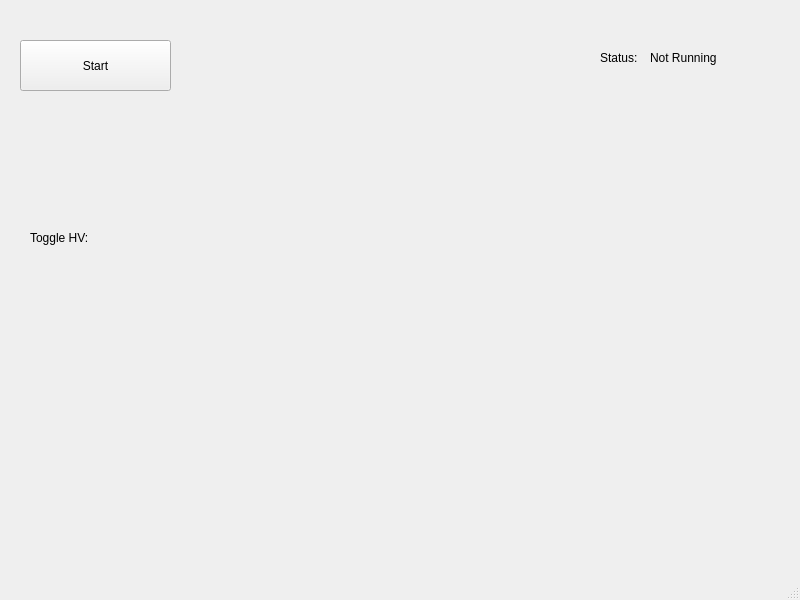
Old version of the form mainwindow.ui in the repository marcodeltutto/SBNDPurityMonitorDAQ.
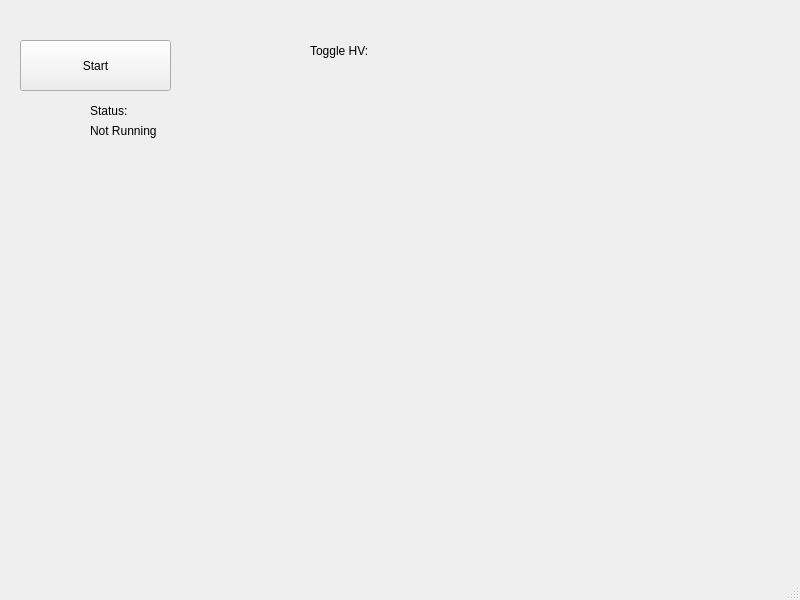
New version of the form. Icons and pictures are not drawn. Custom widgets are drawn as their Qt base class.

The edit to the form file:
```diff
--- a/mainwindow.ui
+++ b/mainwindow.ui
@@ -30,10 +30,10 @@
    <widget class="QLabel" name="_run_status_label">
     <property name="geometry">
      <rect>
-      <x>650</x>
-      <y>50</y>
+      <x>90</x>
+      <y>120</y>
       <width>101</width>
-      <height>16</height>
+      <height>21</height>
      </rect>
     </property>
     <property name="text">
@@ -43,10 +43,10 @@
    <widget class="QLabel" name="_run_label">
     <property name="geometry">
      <rect>
-      <x>600</x>
-      <y>50</y>
+      <x>90</x>
+      <y>100</y>
       <width>51</width>
-      <height>16</height>
+      <height>21</height>
      </rect>
     </property>
     <property name="text">
@@ -56,8 +56,8 @@
    <widget class="QLabel" name="_status_led">
     <property name="geometry">
      <rect>
-      <x>650</x>
-      <y>80</y>
+      <x>30</x>
+      <y>100</y>
       <width>40</width>
       <height>40</height>
      </rect>
@@ -80,8 +80,8 @@
    <widget class="Toggle" name="_hv_toggle" native="true">
     <property name="geometry">
      <rect>
-      <x>120</x>
-      <y>220</y>
+      <x>280</x>
+      <y>60</y>
       <width>131</width>
       <height>41</height>
      </rect>
@@ -90,10 +90,10 @@
    <widget class="QLabel" name="_hv_toggle_label">
     <property name="geometry">
      <rect>
-      <x>30</x>
-      <y>230</y>
+      <x>310</x>
+      <y>40</y>
       <width>81</width>
-      <height>16</height>
+      <height>21</height>
      </rect>
     </property>
     <property name="text">
```
Left out of the diff: 2 changed lines with no effect on the pictures.
